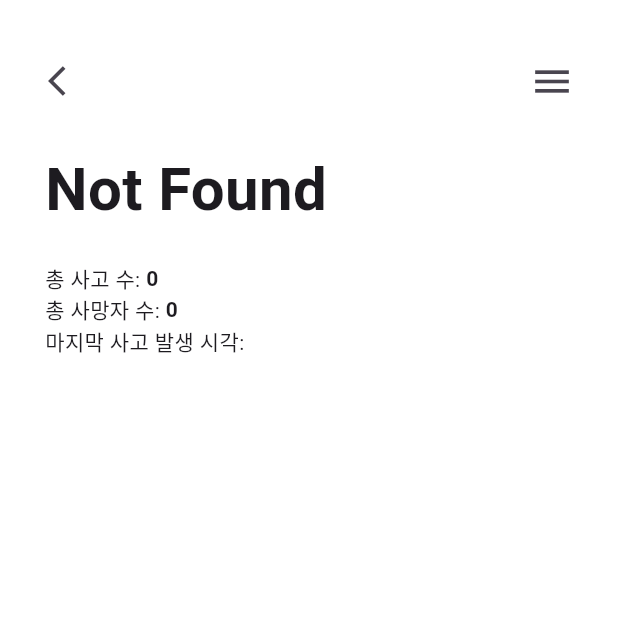
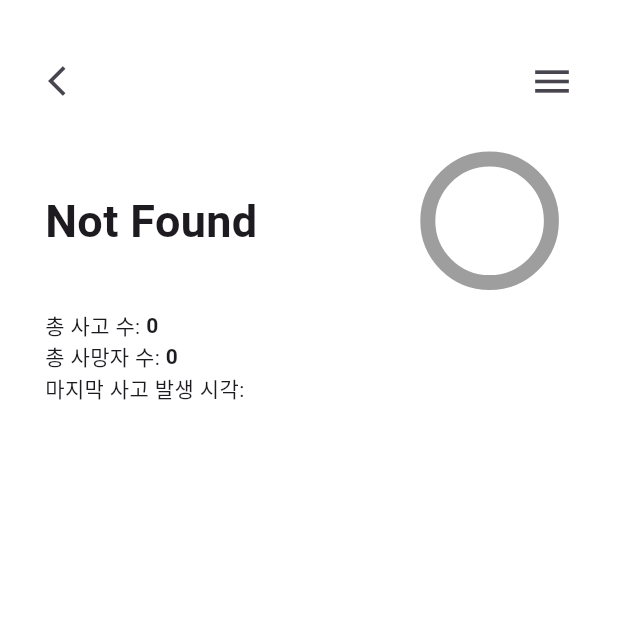
Before and after one commit to jsjp1/f_Aviation_accidents, a Flutter app: the StatsScreen screen opened directly with empty values, on a phone screen of 412 x 824 dp, the top half of it. Run offline on Flutter 3.47's test engine with Material 3 defaults, Android fonts, the light colour scheme and no system bars; drawn by our look-alikes of pie_chart; our stand-ins replace auto_size_text, flutter_dotenv; network calls fail.

Commit message:
add pie chart on stats screen

```diff
--- a/lib/aircraft_status.dart
+++ b/lib/aircraft_status.dart
@@ -40,6 +40,27 @@ const Map<String, AircraftStatus> stringToAircraftStatusMap = {
   "": AircraftStatus.empty,
 };
 
+const Map<AircraftStatus, String> enumToEnStringMap = {
+  AircraftStatus.destroyedWrittenOff: "Destroyed, written off",
+  AircraftStatus.substantialRepaired: "Substantial, repaired",
+  AircraftStatus.substantial: "Substantial",
+  AircraftStatus.substantialWrittenOff: "Substantial, written off",
+  AircraftStatus.destroyed: "Destroyed",
+  AircraftStatus.aircraftMissingWrittenOff: "Aircraft missing, written off",
+  AircraftStatus.aircraftMissing: "Aircraft missing",
+  AircraftStatus.minorRepaired: "Minor, repaired",
+  AircraftStatus.minor: "Minor",
+  AircraftStatus.minorWrittenOff: "Minor, written off",
+  AircraftStatus.none: "None",
+  AircraftStatus.noneRepaired: "None, repaired",
+  AircraftStatus.unknown: "Unknown",
+  AircraftStatus.unknownRepaired: "Unknown, repaired",
+  AircraftStatus.unknownWrittenOff: "Unknown, written off",
+  AircraftStatus.destroyedRepaired: "Destroyed, repaired",
+  AircraftStatus.unknownUnknown: "UnknownUnknown",
+  AircraftStatus.empty: "",
+};
+
 const Map<AircraftStatus, String> enumToStringMap = {
   AircraftStatus.destroyedWrittenOff: "파괴됨, 폐기",
   AircraftStatus.substantialRepaired: "상당한 피해, 수리됨",
--- a/lib/airline_stats_screen.dart
+++ b/lib/airline_stats_screen.dart
@@ -1,7 +1,9 @@
+import 'package:f_aviation_accidents/aircraft_status.dart';
 import 'package:flutter/material.dart';
 import 'package:f_aviation_accidents/accident_tile.dart';
 import 'package:intl/intl.dart';
 import 'package:f_aviation_accidents/drawer.dart';
+import 'package:pie_chart/pie_chart.dart';
 
 class Stats {
   String airline = "";
@@ -19,6 +21,26 @@ class Stats {
 
 class StatsScreen extends StatelessWidget {
   final List<Map<String, dynamic>> information;
+  Map<String, double> statsDataMap = {
+    "Destroyed, written off": 0,
+    "Substantial, repaired": 0,
+    "Substantial": 0,
+    "Substantial, written off": 0,
+    "Destroyed": 0,
+    "Aircraft missing, written off": 0,
+    "Aircraft missing": 0,
+    "Minor, repaired": 0,
+    "Minor": 0,
+    "Minor, written off": 0,
+    "None": 0,
+    "None, repaired": 0,
+    "Unknown": 0,
+    "Unknown, repaired": 0,
+    "Unknown, written off": 0,
+    "Destroyed, repaired": 0,
+    "UnknownUnknown": 0,
+    "": 0,
+  };
   late Stats airlineStats;
 
   StatsScreen({
@@ -44,6 +66,17 @@ class StatsScreen extends StatelessWidget {
         isStatsScreen: true,
       );
     }).toList();
+
+    for (AccidentTile acc in accidentTiles) {
+      final key = enumToEnStringMap[acc.acc.aircraftStatus];
+
+      if (key != null && statsDataMap.containsKey(key)) {
+        statsDataMap[key] = (statsDataMap[key] ?? 0) + 1;
+      } else {
+        print(
+            "Unknown or unexpected aircraftStatus: ${acc.acc.aircraftStatus}");
+      }
+    }
 
     airlineStats = Stats(
       accidentTiles: accidentTiles,
@@ -95,18 +128,54 @@ class StatsScreen extends StatelessWidget {
               child: Column(
                 crossAxisAlignment: CrossAxisAlignment.start,
                 children: [
-                  Padding(
+                  Row(
+                    mainAxisAlignment: MainAxisAlignment.start,
+                    children: [
+                      SizedBox(
+                        width: MediaQuery.of(context).size.width * (0.6),
+                        child: Padding(
                           padding: EdgeInsets.only(right: 20.0),
                           child: Text(
                             airlineStats.airline,
                             style: const TextStyle(
-                        fontSize: 40.0,
+                              fontSize: 30.0,
                               fontWeight: FontWeight.bold,
                             ),
                             softWrap: true,
                           ),
                         ),
-                  const SizedBox(height: 20.0),
+                      ),
+                      SizedBox(
+                        child: Row(
+                          mainAxisAlignment: MainAxisAlignment.end,
+                          children: [
+                            PieChart(
+                              dataMap: statsDataMap,
+                              chartType: ChartType.ring,
+                              ringStrokeWidth: 10,
+                              chartRadius:
+                                  MediaQuery.of(context).size.width / 5,
+                              legendOptions: LegendOptions(
+                                showLegendsInRow: false,
+                                showLegends: false,
+                              ),
+                              chartValuesOptions: ChartValuesOptions(
+                                showChartValueBackground: true,
+                                showChartValues: true,
+                                showChartValuesInPercentage: false,
+                                showChartValuesOutside: true,
+                                decimalPlaces: 0,
+                              ),
+                            ),
+                            // SizedBox(width: 30.0),
+                          ],
+                        ),
+                      ),
+                    ],
+                  ),
+                  const SizedBox(height: 10.0),
+                  Column(
+                    children: [
                       Row(
                         children: [
                           const Text('총 사고 수: '),
@@ -146,6 +215,8 @@ class StatsScreen extends StatelessWidget {
                       const SizedBox(height: 20.0),
                     ],
                   ),
+                ],
+              ),
             ),
             Expanded(
               child: Padding(
@@ -157,7 +228,7 @@ class StatsScreen extends StatelessWidget {
                   },
                 ),
               ),
-            )
+            ),
           ],
         ),
       ),
--- a/lib/search_bar.dart
+++ b/lib/search_bar.dart
@@ -109,6 +109,7 @@ class SearchFieldState extends State<SearchField> {
               return SizedBox.shrink();
             }
             return Container(
+              height: snapshot.data!.length * 50.0,
               decoration: BoxDecoration(
                 color: Colors.white,
                 borderRadius: BorderRadius.circular(15.0),
--- a/pubspec.yaml
+++ b/pubspec.yaml
@@ -17,6 +17,7 @@ dependencies:
   intl: ^0.20.1
   auto_size_text: ^3.0.0
   flutter_launcher_icons: ^0.14.2
+  pie_chart: ^5.4.0
 
 dev_dependencies:
   flutter_test:
```
Also changed, not shown: pubspec.lock. Lines whose indentation alone changed are shown as unchanged.
